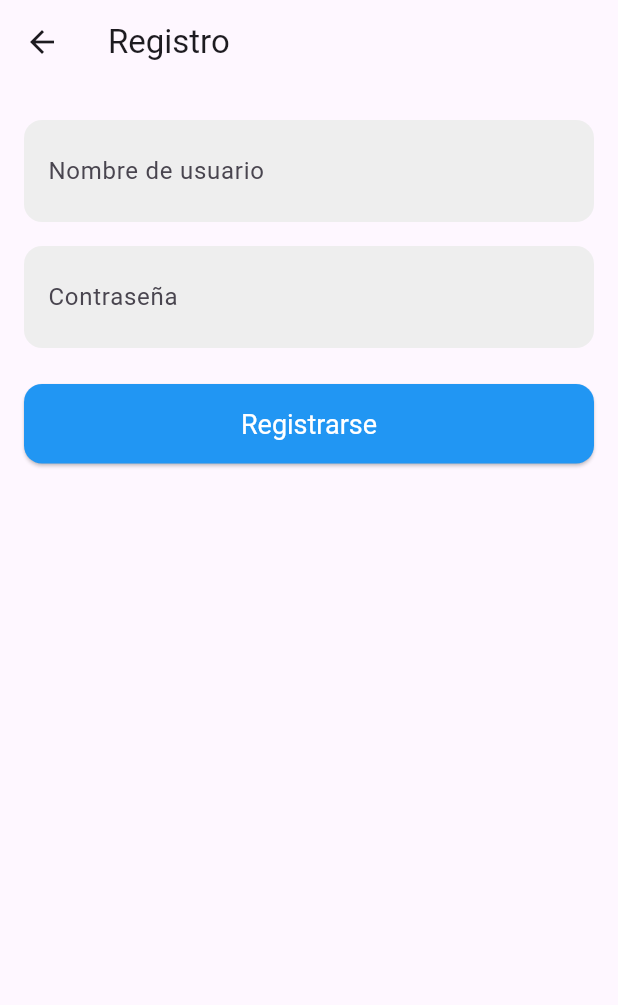
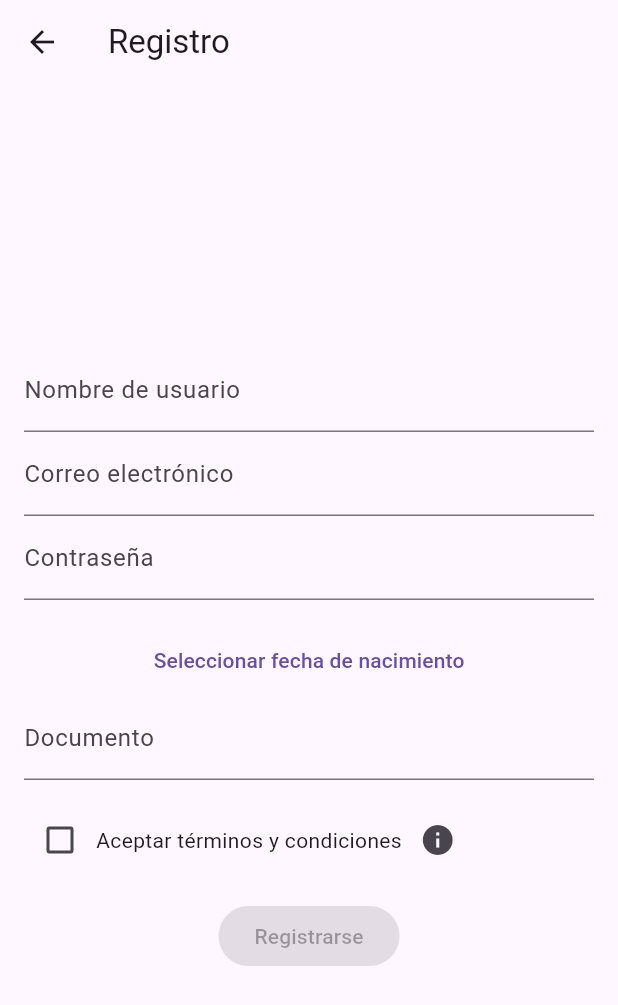
Before and after one commit to TSSW2024/sprint-1, a Flutter app: the RegistrationScreen screen opened by its route, on a phone screen of 412 x 824 dp. Shown: the top 1005 px of the screen. Run offline on Flutter 3.47's test engine with Material 3 defaults, Android fonts, the phone set to English and light mode, and no system bars; accounts and stored records are empty.

Commit message:
Update register.screen.dart
mando mi version pero sin los import que habian antes

```diff
--- a/lib/views/register/register.screen.dart
+++ b/lib/views/register/register.screen.dart
@@ -1,27 +1,68 @@
+import 'package:flutter/foundation.dart';
 import 'package:flutter/material.dart';
-import 'package:provider/provider.dart';
 
-import '../../viewmodels/auth.viewmodel.dart';
-
-import '../../widgets/elevated_button.widget.dart';
-import '../../widgets/text_field.widget.dart';
-
-class RegistrationScreen extends StatefulWidget {
-  const RegistrationScreen({super.key});
-
-  @override
-  RegistrationScreenState createState() => RegistrationScreenState();
+void main() {
+  runApp(const MyApp());
 }
 
-class RegistrationScreenState extends State<RegistrationScreen> {
-  final TextEditingController _usernameController = TextEditingController();
-  final TextEditingController _passwordController = TextEditingController();
+class MyApp extends StatelessWidget {
+  const MyApp({super.key, Key? customKey});
 
   @override
   Widget build(BuildContext context) {
-    if (Provider.of<AuthViewModel>(context).isAuthenticated) {
-      Future.microtask(() => Navigator.pushReplacementNamed(context, '/home'));
+    return MaterialApp(
+      title: 'Registro',
+      theme: ThemeData(
+        colorScheme: ColorScheme.fromSwatch(
+          primarySwatch: Colors.indigo,
+          accentColor: Colors.orange,
+        ).copyWith(secondary: Colors.orange),
+        visualDensity: VisualDensity.adaptivePlatformDensity,
+      ),
+      home: const RegistrationScreen(),
+    );
+  }
+}
+
+class RegistrationScreen extends StatefulWidget {
+  const RegistrationScreen({super.key, Key? customKey});
+
+  @override
+  // ignore: library_private_types_in_public_api
+  _RegistrationScreenState createState() => _RegistrationScreenState();
+}
+
+class _RegistrationScreenState extends State<RegistrationScreen> {
+  final TextEditingController _usernameController = TextEditingController();
+  final TextEditingController _passwordController = TextEditingController();
+  final TextEditingController _emailController = TextEditingController();
+  final TextEditingController _docController = TextEditingController();
+  DateTime? _selectedDate;
+  bool _acceptedTerms = false;
+  bool _showTermsOverlay = false;
+
+  Future<void> _selectDate(BuildContext context) async {
+    final DateTime? picked = await showDatePicker(
+      context: context,
+      initialDate: DateTime.now(),
+      firstDate: DateTime(1900),
+      lastDate: DateTime.now(),
+    );
+    if (picked != null && picked != _selectedDate) {
+      setState(() {
+        _selectedDate = picked;
+      });
     }
+  }
+
+  void _toggleTermsOverlay() {
+    setState(() {
+      _showTermsOverlay = !_showTermsOverlay;
+    });
+  }
+
+  @override
+  Widget build(BuildContext context) {
     return Scaffold(
       appBar: AppBar(
         title: const Text('Registro'),
@@ -29,26 +70,113 @@ class RegistrationScreenState extends State<RegistrationScreen> {
       body: Padding(
         padding: const EdgeInsets.all(16.0),
         child: Column(
-          children: [
-            CustomTextField(
+          mainAxisAlignment: MainAxisAlignment.center,
+          children: <Widget>[
+            TextField(
               controller: _usernameController,
-              labelText: 'Nombre de usuario',
+              decoration: const InputDecoration(
+                labelText: 'Nombre de usuario',
+              ),
             ),
-            CustomTextField(
+            TextField(
+              controller: _emailController,
+              decoration: const InputDecoration(
+                labelText: 'Correo electrónico',
+              ),
+              keyboardType: TextInputType.emailAddress,
+            ),
+            TextField(
               controller: _passwordController,
-              labelText: 'Contraseña',
+              decoration: const InputDecoration(
+                labelText: 'Contraseña',
+              ),
               obscureText: true,
             ),
-            const SizedBox(height: 16),
-            CustomElevatedButton(
-              text: 'Registrarse',
-              onPressed: () {
-                // Implementar la lógica de registro
-              },
+            const SizedBox(height: 16.0),
+            TextButton(
+              onPressed: () => _selectDate(context),
+              child: Text(
+                _selectedDate == null
+                    ? 'Seleccionar fecha de nacimiento'
+                    : 'Fecha de nacimiento: ${_selectedDate!.day}/${_selectedDate!.month}/${_selectedDate!.year}',
+              ),
+            ),
+            TextField(
+              controller: _docController,
+              decoration: const InputDecoration(
+                labelText: 'Documento',
+              ),
+              keyboardType: TextInputType.number,
+            ),
+            const SizedBox(height: 16.0),
+            Row(
+              children: [
+                Checkbox(
+                  value: _acceptedTerms,
+                  onChanged: (value) {
+                    setState(() {
+                      _acceptedTerms = value!;
+                    });
+                  },
+                ),
+                const Text('Aceptar términos y condiciones'),
+                IconButton(
+                  icon: const Icon(Icons.info),
+                  onPressed: () {
+                    showDialog(
+                      context: context,
+                      builder: (BuildContext context) {
+                        return AlertDialog(
+                          title: const Text('Términos y Condiciones'),
+                          content: const SingleChildScrollView(
+                            child: Text(
+                              'Al hacer clic en el botón "Registrarse", acepta los siguientes términos y condiciones:\n\n- Usted es responsable de la precisión de la información proporcionada.\n- Su información personal se utilizará de acuerdo con nuestra política de privacidad.\n- No compartiremos su información personal con terceros sin su consentimiento.\n- Usted es responsable de mantener la seguridad de su cuenta.',
+                            ),
+                          ),
+                          actions: <Widget>[
+                            TextButton(
+                              onPressed: () {
+                                Navigator.of(context).pop();
+                              },
+                              child: const Text('Cerrar'),
+                            ),
+                          ],
+                        );
+                      },
+                    );
+                  },
+                ),
+              ],
+            ),
+            const SizedBox(height: 16.0),
+            ElevatedButton(
+              onPressed: _acceptedTerms
+                  ? () {
+                      final username = _usernameController.text;
+                      final password = _passwordController.text;
+                      final email = _emailController.text;
+                      final dob = _selectedDate != null
+                          ? '${_selectedDate!.day}/${_selectedDate!.month}/${_selectedDate!.year}'
+                          : '';
+                      final doc = _docController.text;
+                      if (kDebugMode) {
+                        print(
+                          'Usuario: $username\nContraseña: $password\nCorreo: $email\nFecha de nacimiento: $dob\n Documento: $doc\n',
+                        );
+                      }
+                    }
+                  : null,
+              child: const Text('Registrarse'),
             ),
           ],
         ),
       ),
+      floatingActionButton: _showTermsOverlay
+          ? FloatingActionButton(
+              onPressed: _toggleTermsOverlay,
+              child: const Icon(Icons.close),
+            )
+          : null,
     );
   }
 
@@ -56,6 +184,8 @@ class RegistrationScreenState extends State<RegistrationScreen> {
   void dispose() {
     _usernameController.dispose();
     _passwordController.dispose();
+    _emailController.dispose();
+    _docController.dispose();
     super.dispose();
   }
 }
```
